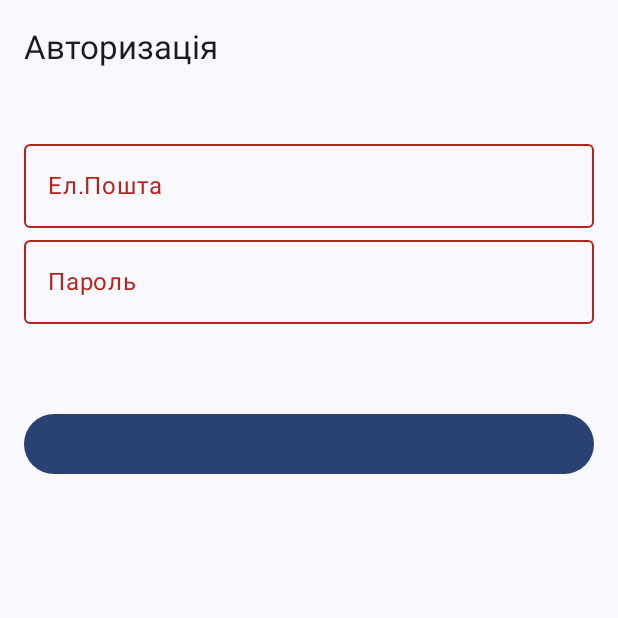
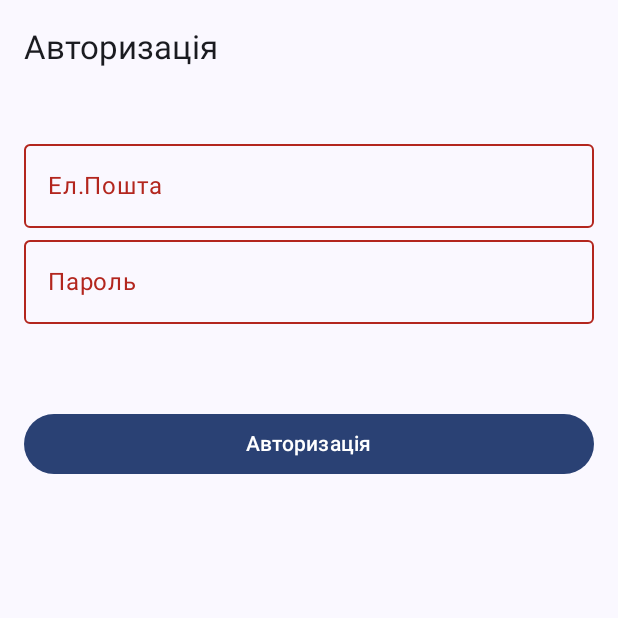
Before and after one commit to YoungAlien/IPZ_CW_1_3_Romanishyn_Ivan, an Android app built with Jetpack Compose: the screen it shows after launch (MainActivity), on a phone screen of 412 x 824 dp, the top half of it. Run offline under Robolectric (Android 15) with nearby library versions, the phone set to English and light mode, and no system bars.

Commit message:
Добавив текст для кнопки авторизації

```diff
--- a/app/src/main/java/ua/edu/lntu/cw_1_3/MainActivity.kt
+++ b/app/src/main/java/ua/edu/lntu/cw_1_3/MainActivity.kt
@@ -113,6 +113,7 @@ fun SignInScreen() {
                     },
                     modifier = Modifier.fillMaxWidth()
                 ) {
+                    Text("Авторизація")
                 }
             }
         }
```
